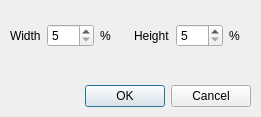
jandernascimento/imageprocessing-umanipulator, file src/dialogscale.ui: the form before one commit.
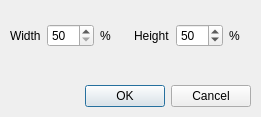
The form after the commit.

```diff
--- a/src/dialogscale.ui
+++ b/src/dialogscale.ui
@@ -51,10 +51,10 @@
       <item>
        <widget class="QSpinBox" name="spinBox">
         <property name="minimum">
-         <number>5</number>
+         <number>50</number>
         </property>
         <property name="maximum">
-         <number>100</number>
+         <number>200</number>
         </property>
        </widget>
       </item>
@@ -78,7 +78,10 @@
          <number>5</number>
         </property>
         <property name="maximum">
-         <number>100</number>
+         <number>200</number>
+        </property>
+        <property name="value">
+         <number>50</number>
         </property>
        </widget>
       </item>
```
Left out of the diff: 3 changed lines with no effect on the pictures.
